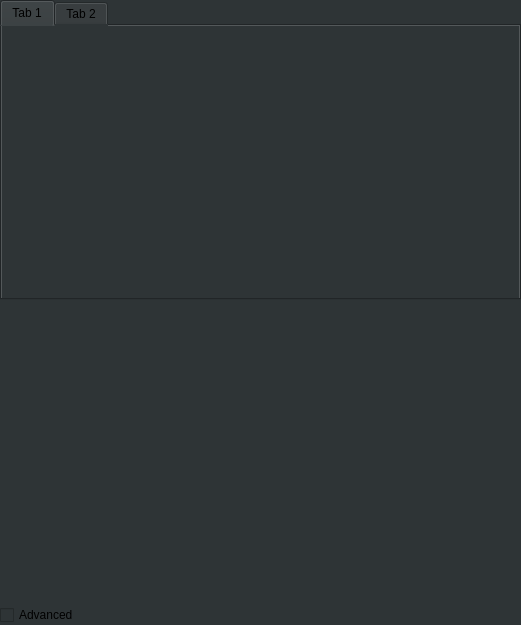
ClearAnatomics/ClearMap, file ClearMap/gui/creator/cell_map_tab.ui: the form before one commit.
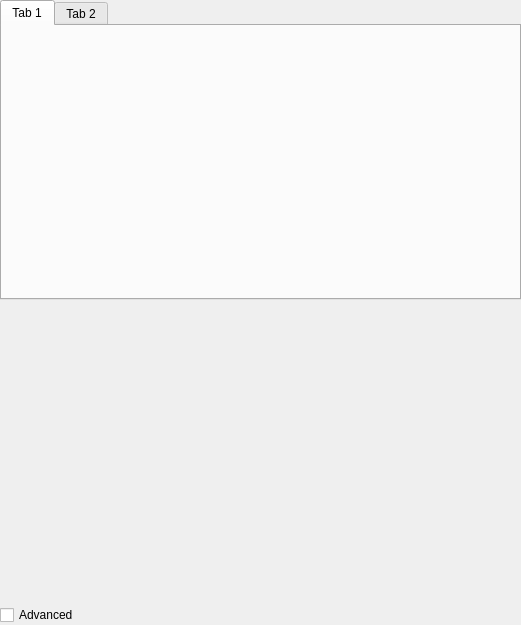
The form after the commit.

Commit message: GUI: designer files; the dark preview style sheet of five root widgets is removed, Designer starts with the real one

Patch:
```diff
--- a/ClearMap/gui/creator/cell_map_tab.ui
+++ b/ClearMap/gui/creator/cell_map_tab.ui
@@ -13,9 +13,6 @@
   <property name="windowTitle">
    <string>Form</string>
   </property>
-  <property name="styleSheet">
-   <string notr="true">background-color: rgb(46, 52, 54);</string>
-  </property>
   <layout class="QVBoxLayout" name="channelsParamsTabWidgetLayout">
    <property name="leftMargin">
     <number>0</number>
```
The commit also changes 6 other files.
